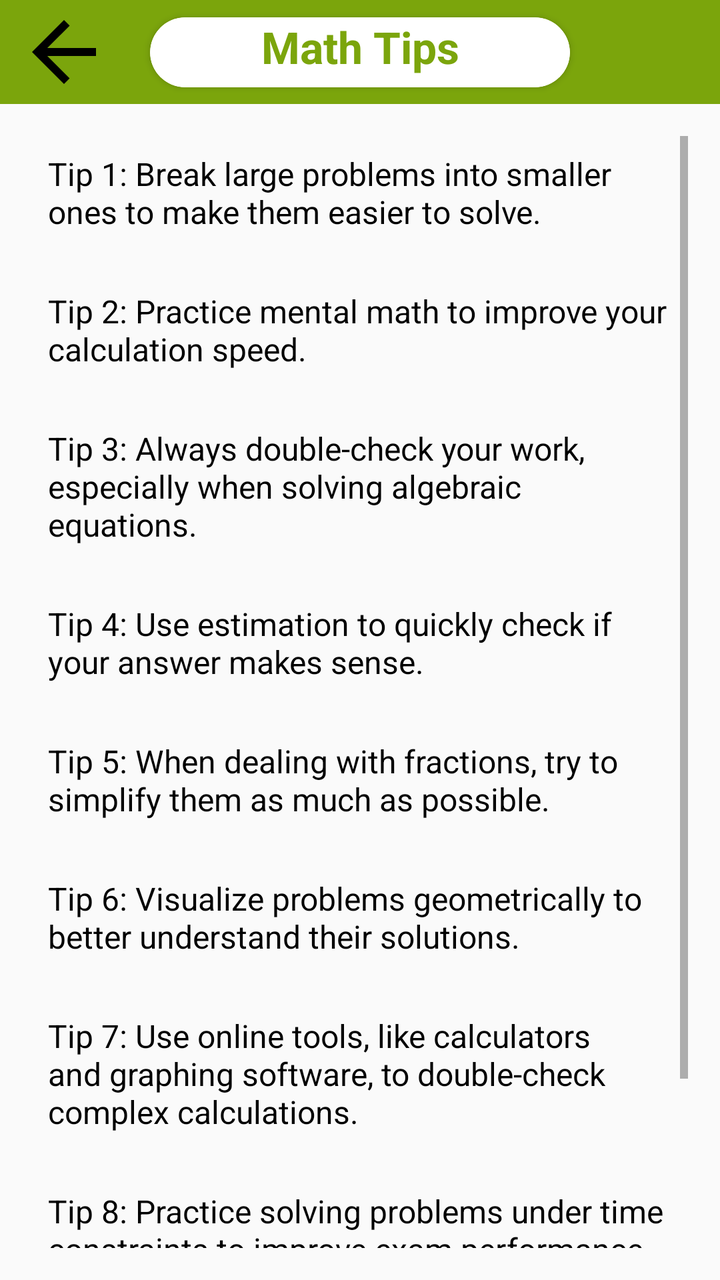
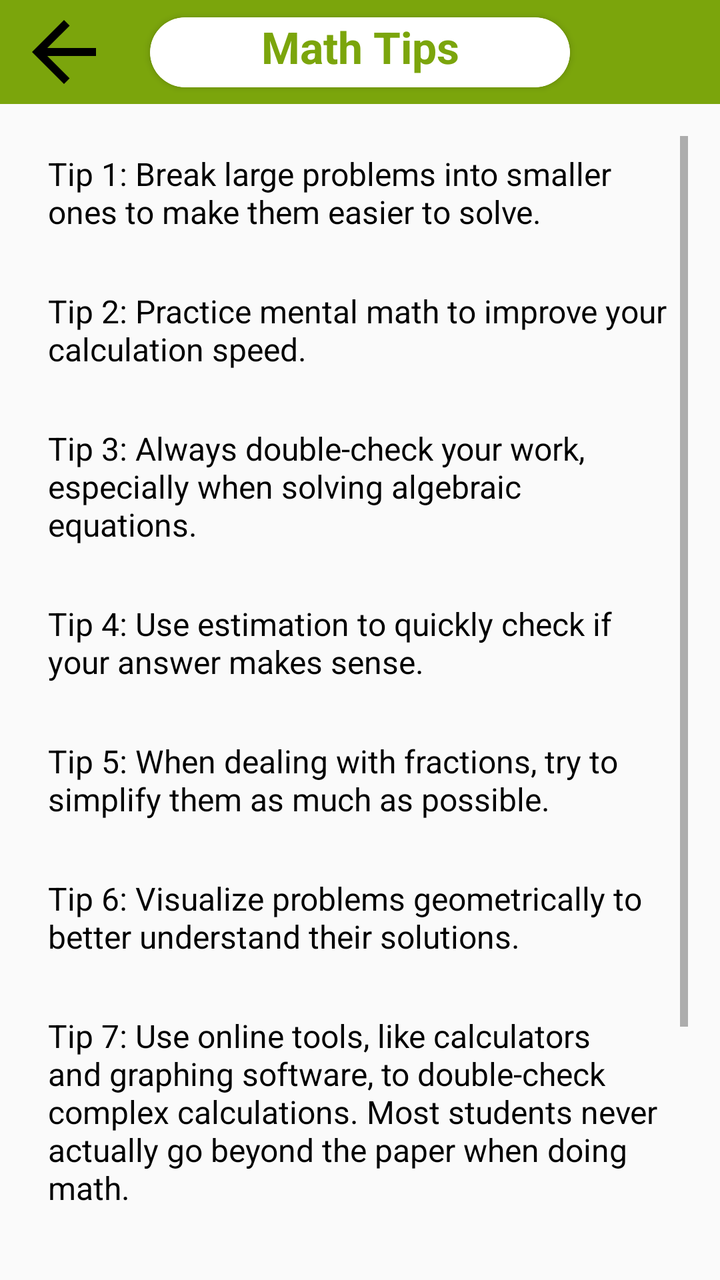

The first picture is an Android layout as it rendered before a commit; the second is the same layout after the commit. The layout source and the unified diff follow.
<!-- AndroidManifest.xml: application theme demotheme -->
<!-- res/layout/activity_math_tips.xml -->
<?xml version="1.0" encoding="utf-8"?>
<androidx.constraintlayout.widget.ConstraintLayout xmlns:android="http://schemas.android.com/apk/res/android"
    xmlns:app="http://schemas.android.com/apk/res-auto"
    xmlns:tools="http://schemas.android.com/tools"
    android:id="@+id/main"
    android:layout_width="match_parent"
    android:layout_height="match_parent"
    tools:context=".mathTips">
    <androidx.constraintlayout.widget.ConstraintLayout
        android:id="@+id/constraintLayout2"
        android:layout_width="0dp"
        android:layout_height="52dp"
        android:background="@color/action"
        app:layout_constraintEnd_toEndOf="parent"
        app:layout_constraintStart_toStartOf="parent"
        app:layout_constraintTop_toTopOf="parent">

        <androidx.cardview.widget.CardView
            android:layout_width="210dp"
            android:layout_height="35dp"
            app:cardCornerRadius="17.5dp"
            app:layout_constraintBottom_toBottomOf="parent"
            app:layout_constraintEnd_toEndOf="parent"
            app:layout_constraintStart_toStartOf="parent"
            app:layout_constraintTop_toTopOf="parent">

            <TextView
                android:id="@+id/textView"
                android:layout_width="210dp"
                android:layout_height="35dp"
                android:layout_gravity="center_horizontal"
                android:layout_marginLeft="17.5dp"
                android:layout_marginTop="0dp"
                android:layout_marginRight="17.5dp"
                android:background="@drawable/topbgdrawable"
                android:text="Math Tips"
                android:textAlignment="center"
                android:textAppearance="@style/TextAppearance.AppCompat.Large"
                android:textColor="@color/action"
                android:textStyle="bold"
                app:layout_constraintTop_toTopOf="parent" />
        </androidx.cardview.widget.CardView>

        <ImageView
            android:id="@+id/backer"
            android:layout_width="48dp"
            android:layout_height="48dp"
            android:layout_marginStart="8dp"
            android:layout_marginTop="3dp"
            android:layout_marginBottom="3dp"
            android:src="@drawable/baseline_arrow_back_ios_2444"
            app:layout_constraintBottom_toBottomOf="parent"
            app:layout_constraintStart_toStartOf="parent"
            app:layout_constraintTop_toTopOf="parent" />
    </androidx.constraintlayout.widget.ConstraintLayout>

    <ScrollView
        android:id="@+id/scrollView"
        android:layout_width="0dp"
        android:layout_height="0dp"
        android:layout_margin="16dp"
        app:layout_constraintBottom_toBottomOf="parent"
        app:layout_constraintEnd_toEndOf="parent"
        app:layout_constraintStart_toStartOf="parent"
        app:layout_constraintTop_toBottomOf="@+id/constraintLayout2">

        <LinearLayout
            android:layout_width="wrap_content"
            android:layout_height="wrap_content"
            android:orientation="vertical">

            
            <TextView
                android:id="@+id/tip1"
                android:layout_width="match_parent"
                android:layout_height="wrap_content"
                android:layout_marginBottom="12dp"
                android:padding="8dp"
                android:text="Tip 1: Break large problems into smaller ones to make them easier to solve."
                android:textColor="@android:color/black"
                android:textSize="16sp" />

            
            <TextView
                android:id="@+id/tip2"
                android:layout_width="match_parent"
                android:layout_height="wrap_content"
                android:layout_marginBottom="12dp"
                android:padding="8dp"
                android:text="Tip 2: Practice mental math to improve your calculation speed."
                android:textColor="@android:color/black"
                android:textSize="16sp" />

            
            <TextView
                android:id="@+id/tip3"
                android:layout_width="match_parent"
                android:layout_height="wrap_content"
                android:layout_marginBottom="12dp"
                android:padding="8dp"
                android:text="Tip 3: Always double-check your work, especially when solving algebraic equations."
                android:textColor="@android:color/black"
                android:textSize="16sp" />

            
            <TextView
                android:id="@+id/tip4"
                android:layout_width="match_parent"
                android:layout_height="wrap_content"
                android:layout_marginBottom="12dp"
                android:padding="8dp"
                android:text="Tip 4: Use estimation to quickly check if your answer makes sense."
                android:textColor="@android:color/black"
                android:textSize="16sp" />

            
            <TextView
                android:id="@+id/tip5"
                android:layout_width="match_parent"
                android:layout_height="wrap_content"
                android:layout_marginBottom="12dp"
                android:padding="8dp"
                android:text="Tip 5: When dealing with fractions, try to simplify them as much as possible."
                android:textColor="@android:color/black"
                android:textSize="16sp" />

            
            <TextView
                android:id="@+id/tip6"
                android:layout_width="match_parent"
                android:layout_height="wrap_content"
                android:layout_marginBottom="12dp"
                android:padding="8dp"
                android:text="Tip 6: Visualize problems geometrically to better understand their solutions."
                android:textColor="@android:color/black"
                android:textSize="16sp" />

            
            <TextView
                android:id="@+id/tip7"
                android:layout_width="match_parent"
                android:layout_height="wrap_content"
                android:layout_marginBottom="12dp"
                android:padding="8dp"
                android:text="Tip 7: Use online tools, like calculators and graphing software, to double-check complex calculations."
                android:textColor="@android:color/black"
                android:textSize="16sp" />

            
            <TextView
                android:id="@+id/tip8"
                android:layout_width="match_parent"
                android:layout_height="wrap_content"
                android:layout_marginBottom="12dp"
                android:padding="8dp"
                android:text="Tip 8: Practice solving problems under time constraints to improve exam performance."
                android:textColor="@android:color/black"
                android:textSize="16sp" />
            <TextView
                android:id="@+id/tip9"
                android:layout_width="match_parent"
                android:layout_height="wrap_content"
                android:layout_marginBottom="12dp"
                android:padding="8dp"
                android:text="Tip 9: Always come back to read these tips till they are part of you."
                android:textColor="@android:color/black"
                android:textSize="16sp" />

            
        </LinearLayout>

    </ScrollView>




</androidx.constraintlayout.widget.ConstraintLayout>
<!-- resources referenced by this layout -->
<resources>
  <color name="action">#7BA50C</color>
  <!-- drawable baseline_arrow_back_ios_2444 (drawable) -->
  <vector xmlns:android="http://schemas.android.com/apk/res/android" android:autoMirrored="true" android:height="24dp" android:tint="#000000" android:viewportHeight="24" android:viewportWidth="24" android:width="24dp">
        
      <path android:fillColor="@android:color/white" android:pathData="M20,11H7.83l5.59,-5.59L12,4l-8,8 8,8 1.41,-1.41L7.83,13H20v-2z"/>
      
  </vector>
  <!-- drawable topbgdrawable (drawable) -->
  <?xml version="1.0" encoding="utf-8"?>
  <shape xmlns:android="http://schemas.android.com/apk/res/android">
      <solid
          android:color="@color/topper">
  
      </solid>
  <stroke
      android:color="@color/topper"
      android:width="5dp">
  </stroke>
      <corners
          android:bottomRightRadius="17.5dp"
          android:topLeftRadius="17.5dp"
          android:topRightRadius="17.5dp"
          android:bottomLeftRadius="17.5dp">
  
      </corners>
  </shape>
  <style name="demotheme" parent="Theme.AppCompat.Light.NoActionBar">
          <item name="windowActionBar">false</item>
          <item name="windowNoTitle">true</item>
          <item name="statusBarBackground">@color/action</item>
          <item name="colorPrimary">@color/action</item>
          <item name="colorAccent">@color/action</item>
          <item name="colorPrimaryDark">@color/action</item>
          <item name="android:statusBarColor">@color/action</item>
          <item name="colorPrimaryVariant">@color/action</item>
          <item name="colorOnPrimary">@color/action</item>
          <item name="colorOnSecondary">@color/action</item>
  
      </style>
  <color name="topper">#ffffff</color>
</resources>

<!-- the commit's change to res/layout/activity_math_tips.xml (unified diff, before → after) -->
@@ -77,7 +77,7 @@
                 android:layout_marginBottom="12dp"
                 android:padding="8dp"
                 android:text="Tip 1: Break large problems into smaller ones to make them easier to solve."
-                android:textColor="@android:color/black"
+                android:textColor="@color/blackwhiter"
                 android:textSize="16sp" />
 
             
@@ -88,7 +88,7 @@
                 android:layout_marginBottom="12dp"
                 android:padding="8dp"
                 android:text="Tip 2: Practice mental math to improve your calculation speed."
-                android:textColor="@android:color/black"
+                android:textColor="@color/blackwhiter"
                 android:textSize="16sp" />
 
             
@@ -99,7 +99,7 @@
                 android:layout_marginBottom="12dp"
                 android:padding="8dp"
                 android:text="Tip 3: Always double-check your work, especially when solving algebraic equations."
-                android:textColor="@android:color/black"
+                android:textColor="@color/blackwhiter"
                 android:textSize="16sp" />
 
             
@@ -110,7 +110,7 @@
                 android:layout_marginBottom="12dp"
                 android:padding="8dp"
                 android:text="Tip 4: Use estimation to quickly check if your answer makes sense."
-                android:textColor="@android:color/black"
+                android:textColor="@color/blackwhiter"
                 android:textSize="16sp" />
 
             
@@ -121,7 +121,7 @@
                 android:layout_marginBottom="12dp"
                 android:padding="8dp"
                 android:text="Tip 5: When dealing with fractions, try to simplify them as much as possible."
-                android:textColor="@android:color/black"
+                android:textColor="@color/blackwhiter"
                 android:textSize="16sp" />
 
             
@@ -132,7 +132,7 @@
                 android:layout_marginBottom="12dp"
                 android:padding="8dp"
                 android:text="Tip 6: Visualize problems geometrically to better understand their solutions."
-                android:textColor="@android:color/black"
+                android:textColor="@color/blackwhiter"
                 android:textSize="16sp" />
 
             
@@ -142,8 +142,8 @@
                 android:layout_height="wrap_content"
                 android:layout_marginBottom="12dp"
                 android:padding="8dp"
-                android:text="Tip 7: Use online tools, like calculators and graphing software, to double-check complex calculations."
-                android:textColor="@android:color/black"
+                android:text="Tip 7: Use online tools, like calculators and graphing software, to double-check complex calculations. Most students never actually go beyond the paper when doing math."
+                android:textColor="@color/blackwhiter"
                 android:textSize="16sp" />
 
             
@@ -154,7 +154,7 @@
                 android:layout_marginBottom="12dp"
                 android:padding="8dp"
                 android:text="Tip 8: Practice solving problems under time constraints to improve exam performance."
-                android:textColor="@android:color/black"
+                android:textColor="@color/blackwhiter"
                 android:textSize="16sp" />
             <TextView
                 android:id="@+id/tip9"
@@ -163,7 +163,7 @@
                 android:layout_marginBottom="12dp"
                 android:padding="8dp"
                 android:text="Tip 9: Always come back to read these tips till they are part of you."
-                android:textColor="@android:color/black"
+                android:textColor="@color/blackwhiter"
                 android:textSize="16sp" />
 
             
<!-- resource entries referenced after the edit -->
@@ -1,6 +1,7 @@
 <!-- resources referenced by this layout -->
 <resources>
   <color name="action">#7BA50C</color>
+  <color name="blackwhiter">#000000</color>
   <!-- drawable baseline_arrow_back_ios_2444 (drawable) -->
   <vector xmlns:android="http://schemas.android.com/apk/res/android" android:autoMirrored="true" android:height="24dp" android:tint="#000000" android:viewportHeight="24" android:viewportWidth="24" android:width="24dp">
         
@@ -38,6 +39,7 @@
           <item name="colorOnPrimary">@color/action</item>
           <item name="colorOnSecondary">@color/action</item>
   
+  
       </style>
   <color name="topper">#ffffff</color>
 </resources>
